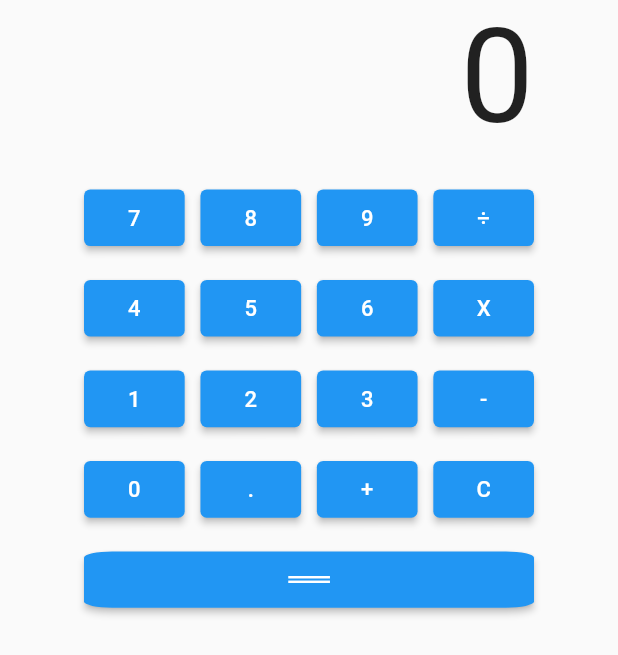
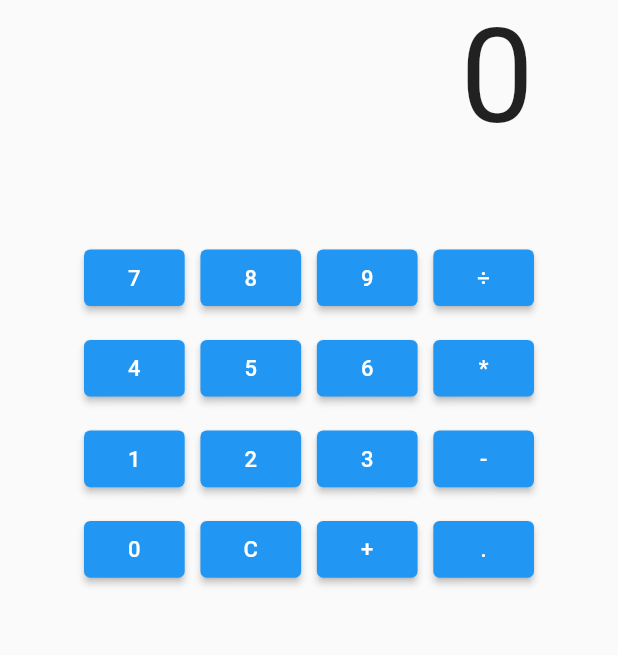
Before and after one commit to jaserranoj/taller2, a Flutter app: the screen it shows after launch, on a phone screen of 412 x 824 dp. Shown: the top 655 px of the screen. Run offline on Flutter 3.47's test engine with Material 2 defaults, Android fonts, the phone set to English and light mode, and no system bars.

```diff
--- a/lib/main.dart
+++ b/lib/main.dart
@@ -18,6 +18,7 @@ class Calculadora extends StatefulWidget {
 
 class _CalculadoraState extends State<Calculadora> {
   String operaciones="0";
+  int suma=0;
 
   @override
   Widget build(BuildContext context) {
@@ -36,7 +37,7 @@ class _CalculadoraState extends State<Calculadora> {
                 ),
               ),
             ),
-            SizedBox(height: 20,),
+            SizedBox(height: 60,),
             Row(
               mainAxisAlignment: MainAxisAlignment.center,
               children: [
@@ -139,7 +140,7 @@ class _CalculadoraState extends State<Calculadora> {
                               operaciones += "*";});
                             },
                             child: Text(
-                                "X"
+                                "*"
                             )
                         )
                       ],
@@ -228,10 +229,10 @@ class _CalculadoraState extends State<Calculadora> {
                         ElevatedButton(
                             onPressed: (){
                               setState((){
-                              operaciones += ".";});
+                              operaciones = "0";});
                             },
                             child: Text(
-                                "."
+                                "C"
                             )
                         ),
                         SizedBox(width: 10,),
@@ -247,11 +248,11 @@ class _CalculadoraState extends State<Calculadora> {
                         SizedBox(width: 10,),
                         ElevatedButton(
                             onPressed: (){
-                              operaciones="0";
+                              operaciones+=".";
                               setState(() {});
                             },
                             child: Text(
-                                "C"
+                                "."
                             )
                         )
                       ],
@@ -260,26 +261,6 @@ class _CalculadoraState extends State<Calculadora> {
                 )
               ],
             ),
-            SizedBox(height: 10,),
-            Row(
-              mainAxisAlignment: MainAxisAlignment.center,
-              children: [
-                Container(
-                  width: 300,
-                  height: 50,
-                  child: FittedBox(
-                    fit: BoxFit.fill,
-                    child: ElevatedButton(
-                      child: Text('='),
-                      onPressed: (){
-                        operaciones="Resultado";
-                        setState(() {});
-                      },
-                    ),
-                  ),
-                )
-              ],
-            )
           ],
         ),
       ),
```
